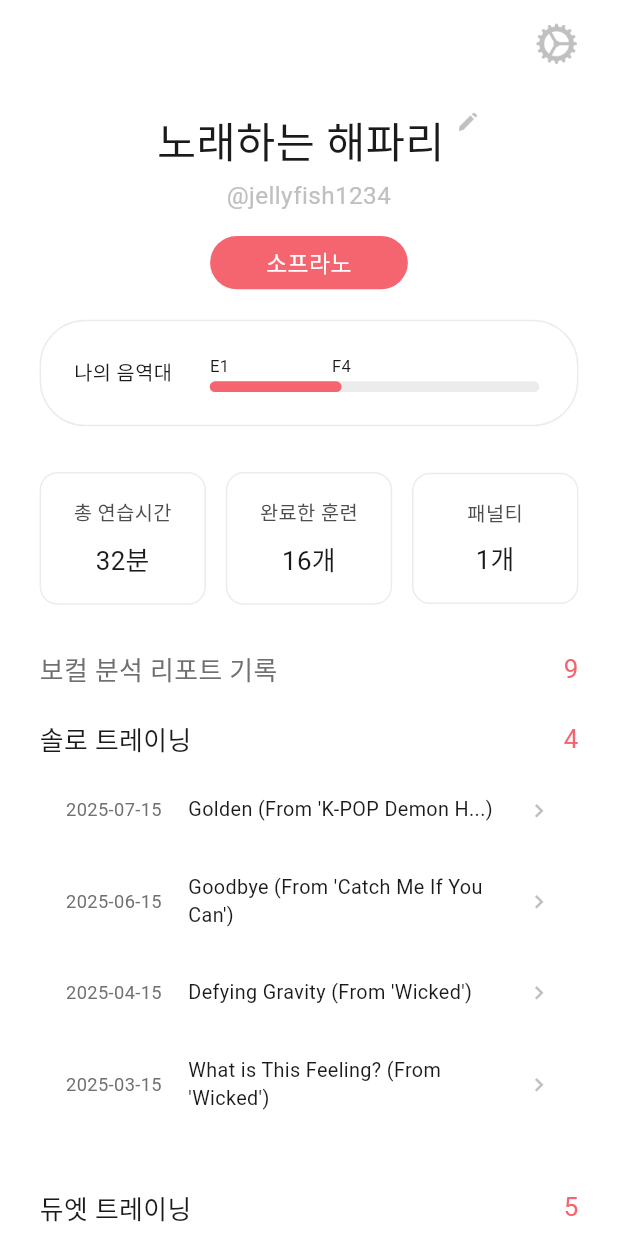
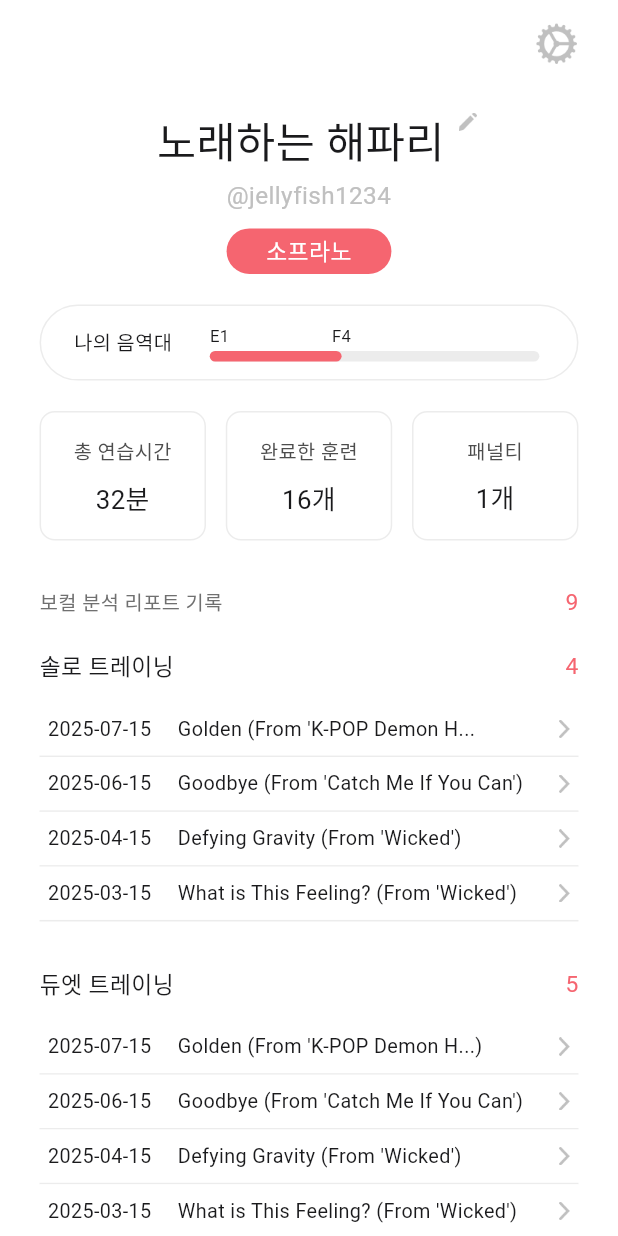
Before and after one commit to SoLit-2025/sync2sing-fe, a Flutter app: the MyPage screen opened by its route, on a phone screen of 412 x 824 dp. Run offline on Flutter 3.47's test engine with Material 3 defaults, Android fonts, the phone set to English and light mode, and no system bars; our stand-ins replace dots_indicator, flutter_riverpod, flutter_screenutil, go_router, just_audio, permission_handler and 1 more; missing offline and left inert: flutter_sound, pitch_detector_dart; Roboto replaces fonts that are missing (PretendardVariable).

Commit message:
🎨 Style: 디자인 스펙에 맞게 수정  #41

```diff
--- a/lib/features/my/views/my_page.dart
+++ b/lib/features/my/views/my_page.dart
@@ -18,7 +18,7 @@ class _MyPageState extends State<MyPage> {
 
   // 보컬 분석 리포트 mock 데이터
   final List<Map<String, String>> _soloReports = [
-    {'date': '2025-07-15', 'title': 'Golden (From \'K-POP Demon H...)'},
+    {'date': '2025-07-15', 'title': 'Golden (From \'K-POP Demon H...'},
     {'date': '2025-06-15', 'title': 'Goodbye (From \'Catch Me If You Can\')'},
     {'date': '2025-04-15', 'title': 'Defying Gravity (From \'Wicked\')'},
     {'date': '2025-03-15', 'title': 'What is This Feeling? (From \'Wicked\')'},
@@ -35,7 +35,7 @@ class _MyPageState extends State<MyPage> {
   @override
   Widget build(BuildContext context) {
     return Scaffold(
-      backgroundColor: Colors.white,
+      backgroundColor: AppColors.grayscale8,
       body: SafeArea(
         child: SingleChildScrollView(
           padding: EdgeInsets.symmetric(horizontal: 24.w),
@@ -45,11 +45,11 @@ class _MyPageState extends State<MyPage> {
               _buildHeader(),
               SizedBox(height: 30.h),
               _buildProfileSection(),
-              SizedBox(height: 15.h),
+              SizedBox(height: 10.h),
               _buildVoiceTypeSection(),
               SizedBox(height: 20.h),
               _buildVoiceRangeSection(),
-              SizedBox(height: 30.h),
+              SizedBox(height: 20.h),
               _buildParticipationStatusSection(),
               SizedBox(height: 30.h),
               _buildVocalAnalysisReportSection(),
@@ -118,8 +118,8 @@ class _MyPageState extends State<MyPage> {
 
   Widget _buildVoiceTypeSection() {
     return Container(
-      width: 120.w,
-      height: 35.h,
+      width: 100.w,
+      height: 30.h,
       decoration: BoxDecoration(
         color: AppColors.primaryPink,
         borderRadius: BorderRadius.circular(30.r),
@@ -136,15 +136,15 @@ class _MyPageState extends State<MyPage> {
 
   Widget _buildVoiceRangeSection() {
     return Container(
-      width: 350.w,
-      height: 70.h,
+      width: 327.w,
+      height: 50.h,
       decoration: BoxDecoration(
         color: AppColors.grayscale8,
         borderRadius: BorderRadius.circular(30.r),
         border: Border.all(color: AppColors.grayscale6, width: 1),
       ),
       child: Padding(
-        padding: EdgeInsets.symmetric(horizontal: 20.w, vertical: 12.h),
+        padding: EdgeInsets.symmetric(horizontal: 20.w, vertical: 5.h),
         child: Row(
           children: [
             Text('나의 음역대', style: AppTextStyles.body4.copyWith(color: AppColors.grayscale1)),
@@ -219,13 +219,16 @@ class _MyPageState extends State<MyPage> {
 
   Widget _buildStatusCard(String title, String value) {
     return Container(
+      width: 100.w,
+      height: 85.h, // 이하로 줄이면 BOTTOM OVERFLOWED BY 11 PIXEL 오류 발생
       padding: EdgeInsets.symmetric(vertical: 16.h),
       decoration: BoxDecoration(
         color: AppColors.grayscale8,
-        borderRadius: BorderRadius.circular(12.r),
+        borderRadius: BorderRadius.circular(10.r),
         border: Border.all(color: AppColors.grayscale6, width: 1),
       ),
       child: Column(
+        mainAxisAlignment: MainAxisAlignment.center,
         children: [
           Text(
             title,
@@ -252,11 +255,11 @@ class _MyPageState extends State<MyPage> {
           children: [
             Text(
               '보컬 분석 리포트 기록',
-              style: AppTextStyles.body1Bold.copyWith(color: AppColors.grayscale3),
+              style: AppTextStyles.body4Bold.copyWith(color: AppColors.grayscale3),
             ),
             Text(
               '${_soloReports.length + _duetReports.length}',
-              style: AppTextStyles.body1Bold.copyWith(color: AppColors.primaryPink),
+              style: AppTextStyles.body3Bold.copyWith(color: AppColors.primaryPink),
             ),
           ],
         ),
@@ -280,8 +283,8 @@ class _MyPageState extends State<MyPage> {
         Row(
           mainAxisAlignment: MainAxisAlignment.spaceBetween,
           children: [
-            Text(title, style: AppTextStyles.body1Bold.copyWith(color: AppColors.grayscale1)),
-            Text(count, style: AppTextStyles.body1Bold.copyWith(color: AppColors.primaryPink)),
+            Text(title, style: AppTextStyles.body3Bold.copyWith(color: AppColors.grayscale1)),
+            Text(count, style: AppTextStyles.body3Bold.copyWith(color: AppColors.primaryPink)),
           ],
         ),
         SizedBox(height: 12.h),
@@ -297,7 +300,9 @@ class _MyPageState extends State<MyPage> {
   Widget _buildReportItem(String date, String title, int index, String type) {
     bool isPressed = _pressedReportIndex == index && _pressedReportType == type;
 
-    return GestureDetector(
+    return Column(
+      children: [
+        GestureDetector(
           onTapDown: (_) {
             setState(() {
               _pressedReportIndex = index;
@@ -319,15 +324,15 @@ class _MyPageState extends State<MyPage> {
             });
           },
           child: Container(
-        margin: EdgeInsets.only(bottom: 8.h),
-        padding: EdgeInsets.symmetric(horizontal: 16.w, vertical: 12.h),
+            width: 327.w,
+            height: 35.h,
+            padding: EdgeInsets.symmetric(horizontal: 5.w, vertical: 5.h),
             decoration: BoxDecoration(
               color: isPressed ? AppColors.grayscale7 : AppColors.grayscale8,
-          borderRadius: BorderRadius.circular(8.r),
             ),
             child: Row(
               children: [
-            Text(date, style: AppTextStyles.body5.copyWith(color: AppColors.grayscale3)),
+                Text(date, style: AppTextStyles.body4.copyWith(color: AppColors.grayscale1)),
                 SizedBox(width: 16.w),
                 Expanded(
                   child: LayoutBuilder(
@@ -353,10 +358,13 @@ class _MyPageState extends State<MyPage> {
                   ),
                 ),
                 SizedBox(width: 8.w),
-            Icon(Icons.chevron_right, color: AppColors.grayscale4, size: 16.w),
+                Image.asset('assets/images/right_arrow_icon.png', width: 7.w, height: 12.h),
               ],
             ),
           ),
+        ),
+        Container(width: 327.w, height: 1.h, color: AppColors.grayscale6),
+      ],
     );
   }
 }
```
Also changed, not shown: lib/features/my/views/settings_page.dart (+47 -76 lines), assets/images/right_arrow_icon.png (added). Lines whose indentation alone changed are shown as unchanged.
